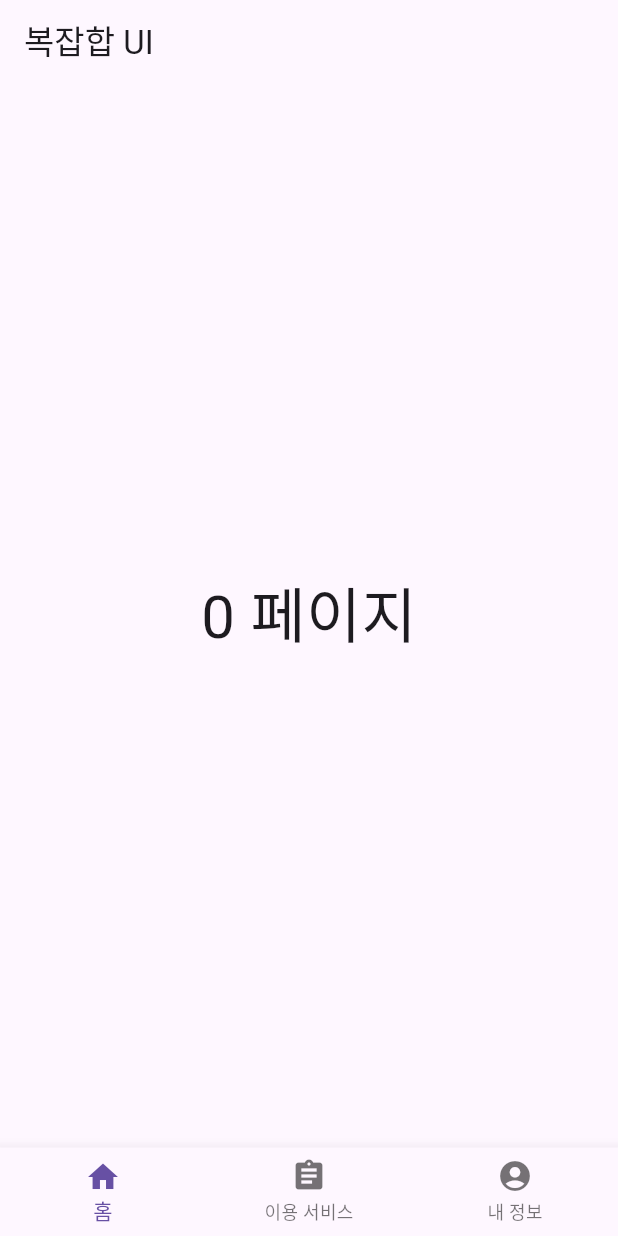
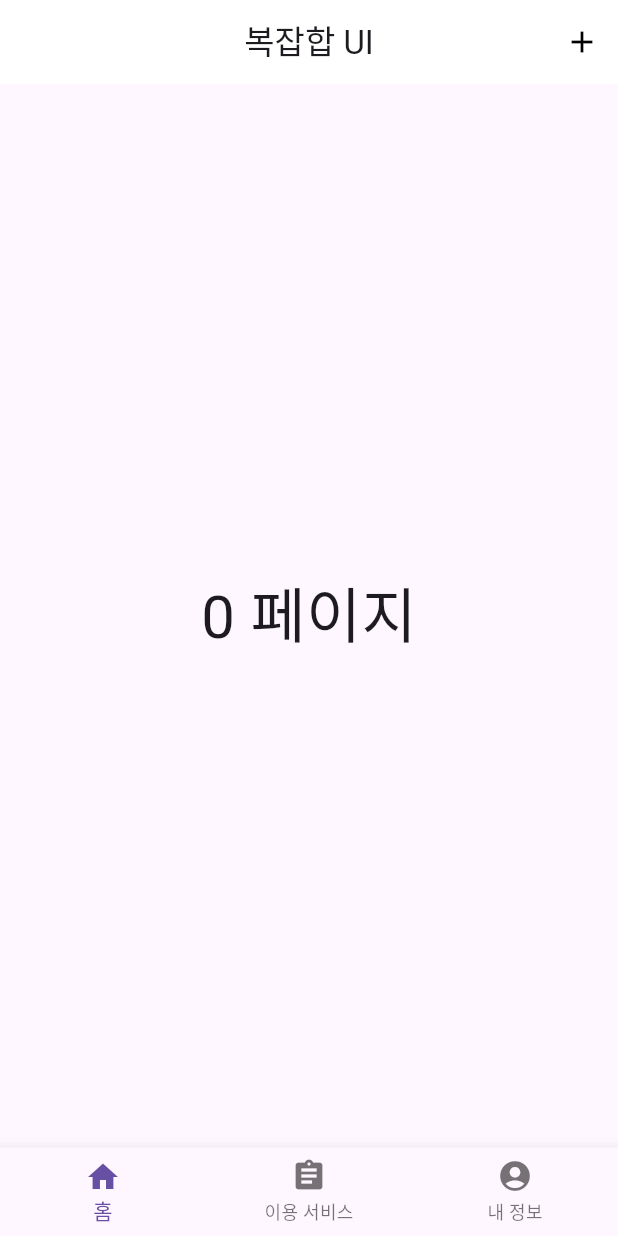
Before and after one commit to cchoiGeon/study-flutter, a Flutter app: the screen it shows after launch, on a phone screen of 412 x 824 dp. Run offline on Flutter 3.47's test engine with Material 3 defaults, Android fonts, the phone set to English and light mode, and no system bars.

Commit message:
step3: 앱바 위젯 수정

```diff
--- a/lib/main.dart
+++ b/lib/main.dart
@@ -27,7 +27,18 @@ class _MyHomePageState extends State<MyHomePage> {
   Widget build(BuildContext context) {
     return Scaffold(
       appBar: AppBar( // appBar는 상단에 표시되는 앱바를 말함
+        backgroundColor: Colors.white, // 배경색
         title: Text('복잡합 UI'), // title은 상단 앱바에 표시됨
+        actions: [ // 앱바 오른쪽에 메뉴 추가
+          IconButton(
+            icon: Icon(
+              Icons.add,
+              color: Colors.black,
+            ),
+            onPressed: () {},
+          )
+        ],
+        centerTitle: true, // 제목을 가운데로
       ),
       body: Center( // body는 화면의 주요 콘텐츠가 위치하는 부분 , Center는 중앙으로 정렬시켜주는 위젯
         child: Text(
```
